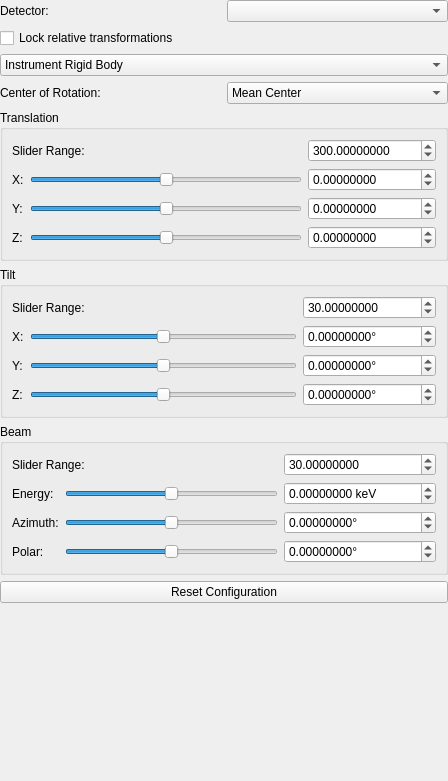
Old version of the form hexrdgui/resources/ui/calibration_slider_widget.ui in the repository HEXRD/hexrdgui.
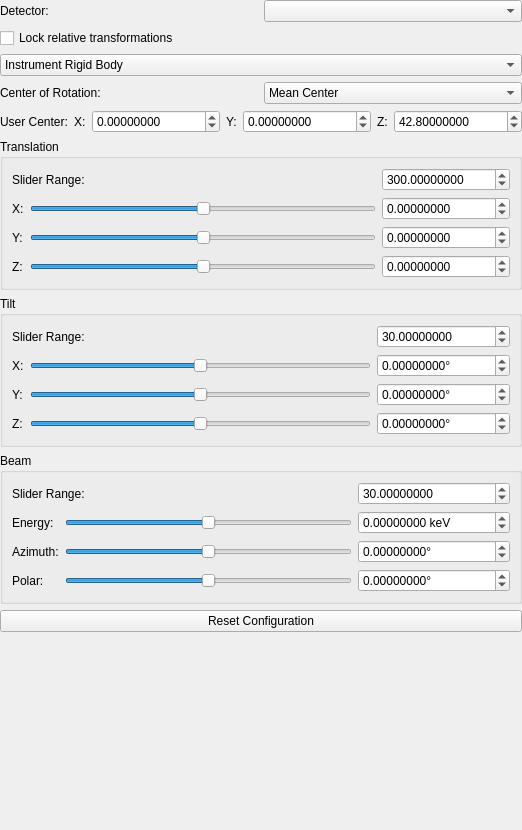
New version of the form. Custom widgets are drawn as their Qt base class.

Commit message: center of rotation to be user specified.

Patch:
```diff
--- a/hexrdgui/resources/ui/calibration_slider_widget.ui
+++ b/hexrdgui/resources/ui/calibration_slider_widget.ui
@@ -7,7 +7,7 @@
     <x>0</x>
     <y>0</y>
     <width>448</width>
-    <height>781</height>
+    <height>830</height>
    </rect>
   </property>
   <layout class="QGridLayout" name="gridLayout">
@@ -26,7 +26,7 @@
    <item row="1" column="1">
     <widget class="QComboBox" name="detector"/>
    </item>
-   <item row="8" column="0" colspan="2">
+   <item row="9" column="0" colspan="2">
     <widget class="QPushButton" name="push_reset_config">
      <property name="toolTip">
       <string>&lt;html&gt;&lt;head/&gt;&lt;body&gt;&lt;p&gt;Reset the instrument configuration to the state when the most recent instrument file was loaded, or when the program started.&lt;/p&gt;&lt;/body&gt;&lt;/html&gt;</string>
@@ -60,7 +60,7 @@
      </item>
     </widget>
    </item>
-   <item row="6" column="0" colspan="2">
+   <item row="7" column="0" colspan="2">
     <widget class="QGroupBox" name="tilt_group">
      <property name="title">
       <string>Tilt</string>
@@ -230,7 +230,7 @@
      </layout>
     </widget>
    </item>
-   <item row="7" column="0" colspan="2">
+   <item row="8" column="0" colspan="2">
     <widget class="QGroupBox" name="beam_group">
      <property name="title">
       <string>Beam</string>
@@ -400,7 +400,7 @@
      </layout>
     </widget>
    </item>
-   <item row="5" column="0" colspan="2">
+   <item row="6" column="0" colspan="2">
     <widget class="QGroupBox" name="translation_group">
      <property name="title">
       <string>Translation</string>
@@ -561,7 +561,7 @@
      </layout>
     </widget>
    </item>
-   <item row="9" column="0" colspan="2">
+   <item row="10" column="0" colspan="2">
     <spacer name="verticalSpacer">
      <property name="orientation">
       <enum>Qt::Vertical</enum>
@@ -615,6 +615,112 @@
      </item>
     </layout>
    </item>
+   <item row="5" column="0" colspan="2">
+    <widget class="QWidget" name="user_center_of_rotation_widget" native="true">
+     <layout class="QHBoxLayout" name="user_center_of_rotation_layout">
+      <property name="leftMargin">
+       <number>0</number>
+      </property>
+      <property name="topMargin">
+       <number>0</number>
+      </property>
+      <property name="rightMargin">
+       <number>0</number>
+      </property>
+      <property name="bottomMargin">
+       <number>0</number>
+      </property>
+      <item>
+       <widget class="QLabel" name="user_center_of_rotation_label">
+        <property name="text">
+         <string>User Center:</string>
+        </property>
+       </widget>
+      </item>
+      <item>
+       <widget class="QLabel" name="user_center_of_rotation_x_label">
+        <property name="text">
+         <string>X:</string>
+        </property>
+       </widget>
+      </item>
+      <item>
+       <widget class="ScientificDoubleSpinBox" name="user_center_of_rotation_x">
+        <property name="keyboardTracking">
+         <bool>false</bool>
+        </property>
+        <property name="decimals">
+         <number>8</number>
+        </property>
+        <property name="minimum">
+         <double>-1000000.000000000000000</double>
+        </property>
+        <property name="maximum">
+         <double>1000000.000000000000000</double>
+        </property>
+        <property name="singleStep">
+         <double>0.100000000000000</double>
+        </property>
+       </widget>
+      </item>
+      <item>
+       <widget class="QLabel" name="user_center_of_rotation_y_label">
+        <property name="text">
+         <string>Y:</string>
+        </property>
+       </widget>
+      </item>
+      <item>
+       <widget class="ScientificDoubleSpinBox" name="user_center_of_rotation_y">
+        <property name="keyboardTracking">
+         <bool>false</bool>
+        </property>
+        <property name="decimals">
+         <number>8</number>
+        </property>
+        <property name="minimum">
+         <double>-1000000.000000000000000</double>
+        </property>
+        <property name="maximum">
+         <double>1000000.000000000000000</double>
+        </property>
+        <property name="singleStep">
+         <double>0.100000000000000</double>
+        </property>
+       </widget>
+      </item>
+      <item>
+       <widget class="QLabel" name="user_center_of_rotation_z_label">
+        <property name="text">
+         <string>Z:</string>
+        </property>
+       </widget>
+      </item>
+      <item>
+       <widget class="ScientificDoubleSpinBox" name="user_center_of_rotation_z">
+        <property name="keyboardTracking">
+         <bool>false</bool>
+        </property>
+        <property name="decimals">
+         <number>8</number>
+        </property>
+        <property name="minimum">
+         <double>-1000000.000000000000000</double>
+        </property>
+        <property name="maximum">
+         <double>1000000.000000000000000</double>
+        </property>
+        <property name="singleStep">
+         <double>0.100000000000000</double>
+        </property>
+        <property name="value">
+         <double>42.799999999999997</double>
+        </property>
+       </widget>
+      </item>
+     </layout>
+    </widget>
+   </item>
   </layout>
  </widget>
  <customwidgets>
```
Left out of the diff: 8 changed lines with no effect on the pictures. The commit also changes 1 other file.
